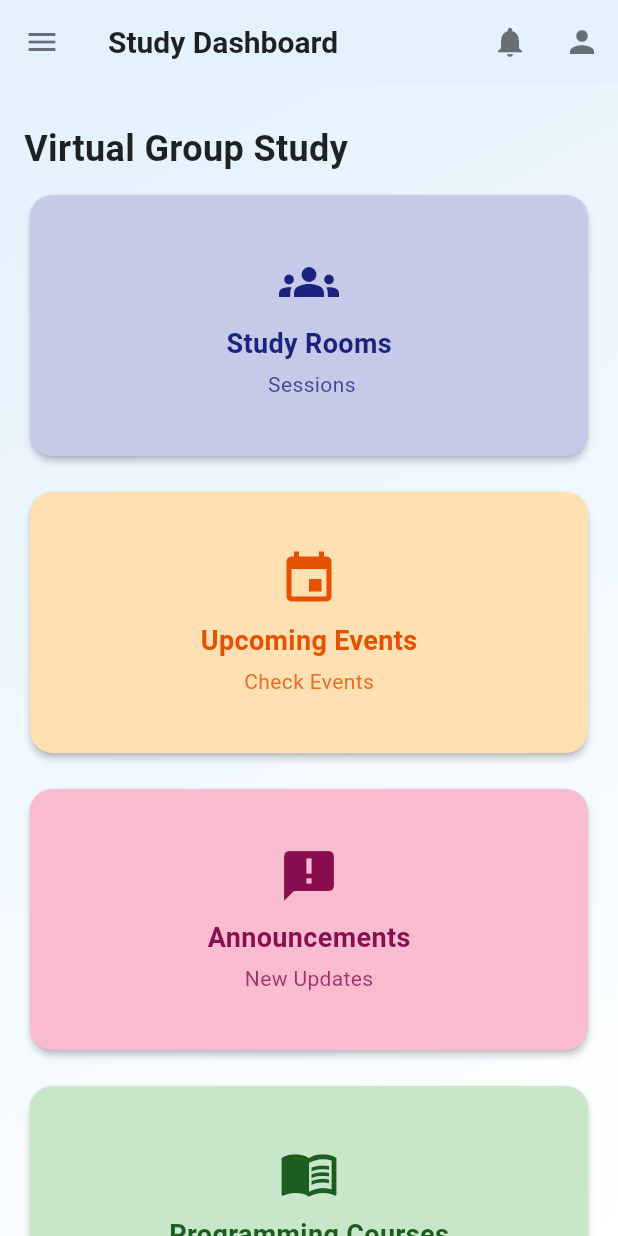
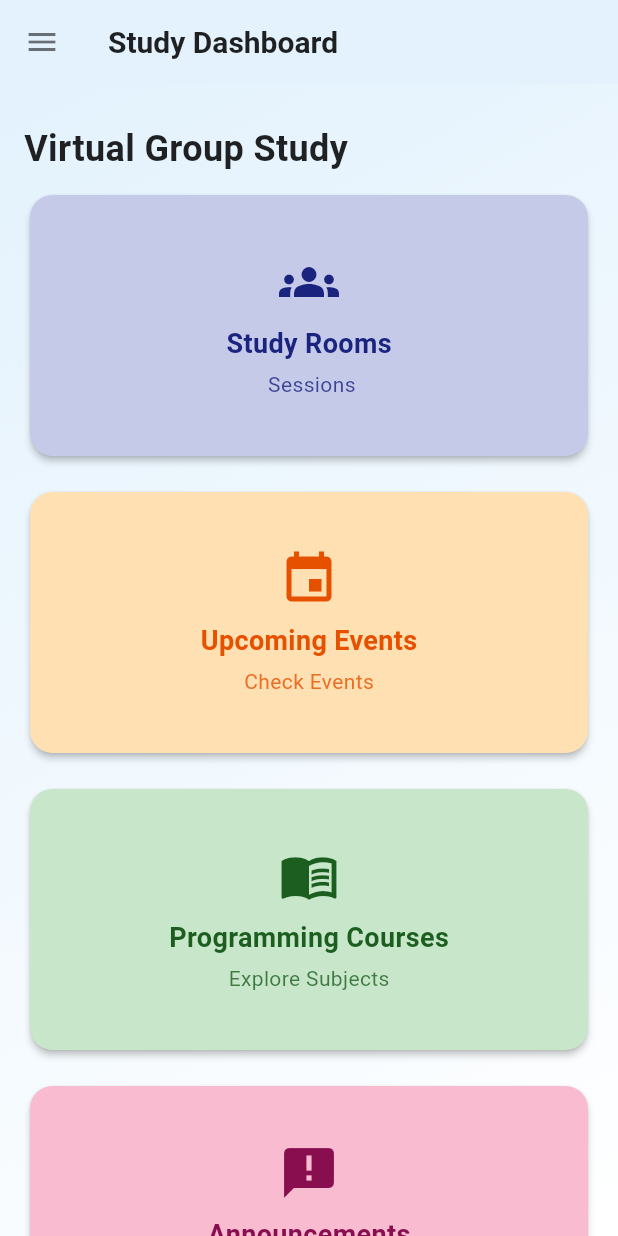
Before and after one commit to Abdulrehman-iq/Virtual-Study-Group-App, a Flutter app: the Dashboard screen opened by its route, in the side drawer, after a tap on "Study Rooms", on a phone screen of 412 x 824 dp. Run offline on Flutter 3.47's test engine with Material 3 defaults, Android fonts, the light colour scheme and no system bars; our stand-ins replace animate_do, image_picker, shared_preferences; accounts and stored records are empty; network calls fail.

Commit message:
Final commit by AR jan10 2026

```diff
--- a/lib/components/study_rooms.dart
+++ b/lib/components/study_rooms.dart
@@ -165,7 +165,7 @@ class _StudyRoomState extends State<StudyRoom> {
       appBar: AppBar(
         title: const Text('Study Room'),
         elevation: 0,
-        backgroundColor: Theme.of(context).primaryColor,
+        backgroundColor: Colors.blue.shade50,
       ),
       body: Container(
         color: Colors.grey[100],
--- a/lib/screens/dashboard.dart
+++ b/lib/screens/dashboard.dart
@@ -89,10 +89,6 @@ class _DashboardState extends State<Dashboard> {
           fontSize: 20,
           fontWeight: FontWeight.bold,
         ),
-        actions: [
-          IconButton(icon: const Icon(Icons.notifications), onPressed: () {}),
-          IconButton(icon: const Icon(Icons.person), onPressed: () {}),
-        ],
       ),
       drawer: Drawer(
         child: Column(
@@ -158,7 +154,7 @@ class _DashboardState extends State<Dashboard> {
                   ),
                   ListTile(
                     leading: const Icon(Icons.menu_book),
-                    title: const Text('Programming Courses'),
+                    title: const Text('Programming Blogs'),
                     onTap: () => _selectScreen(const SubjectsScreen()),
                   ),
                 ],
@@ -278,6 +274,26 @@ class _WelcomeScreen extends StatelessWidget {
                     crossAxisCellCount: 2,
                     mainAxisCellCount: 1,
                     child: ZoomIn(
+                      duration: const Duration(milliseconds: 800),
+                      child: _DashboardCard(
+                        title: 'Programming Courses',
+                        subtitle: 'Explore Subjects',
+                        icon: Icons.menu_book,
+                        color: Colors.green.shade100,
+                        textColor: Colors.green.shade900,
+                        onTap: () => Navigator.push(
+                          context,
+                          MaterialPageRoute(
+                            builder: (context) => const SubjectsScreen(),
+                          ),
+                        ),
+                      ),
+                    ),
+                  ),
+                  StaggeredGridTile.count(
+                    crossAxisCellCount: 2,
+                    mainAxisCellCount: 1,
+                    child: ZoomIn(
                       duration: const Duration(milliseconds: 700),
                       child: _DashboardCard(
                         title: 'Announcements',
@@ -289,26 +305,6 @@ class _WelcomeScreen extends StatelessWidget {
                           context,
                           MaterialPageRoute(
                             builder: (context) => const Announcements(),
-                          ),
-                        ),
-                      ),
-                    ),
-                  ),
-                  StaggeredGridTile.count(
-                    crossAxisCellCount: 2,
-                    mainAxisCellCount: 1,
-                    child: ZoomIn(
-                      duration: const Duration(milliseconds: 800),
-                      child: _DashboardCard(
-                        title: 'Programming Courses',
-                        subtitle: 'Explore Subjects',
-                        icon: Icons.menu_book,
-                        color: Colors.green.shade100,
-                        textColor: Colors.green.shade900,
-                        onTap: () => Navigator.push(
-                          context,
-                          MaterialPageRoute(
-                            builder: (context) => const SubjectsScreen(),
                           ),
                         ),
                       ),
--- a/lib/screens/login_screen.dart
+++ b/lib/screens/login_screen.dart
@@ -33,7 +33,7 @@ class _LoginScreenState extends State<LoginScreen> {
       );
 
       if (success) {
-        Navigator.pushReplacementNamed(context, '/dashboard');
+        Navigator.pushReplacementNamed(context, '/');
       } else {
         ScaffoldMessenger.of(context).showSnackBar(
           const SnackBar(content: Text('Invalid credentials')),
--- a/pubspec.yaml
+++ b/pubspec.yaml
@@ -14,19 +14,15 @@ dependencies:
   animate_do: ^3.0.2
 
 
-  # Database
   sqflite: ^2.3.0
   path: ^1.8.3
   path_provider: ^2.1.1
 
-  # UI Components
   flutter_staggered_grid_view: ^0.7.0
   cached_network_image: ^3.3.0
 
-  # Media
   image_picker: ^0.8.5
 
-  # Utils
   intl: ^0.19.0
   shared_preferences: ^2.2.2
 
```
Also changed, not shown: lib/components/search_bar.dart (deleted, +0 -23 lines), lib/database/database_helper.dart (deleted, +0 -77 lines), lib/main.dart (+3 -4 lines), lib/screens/splash_screen.dart (+5 -7 lines).
